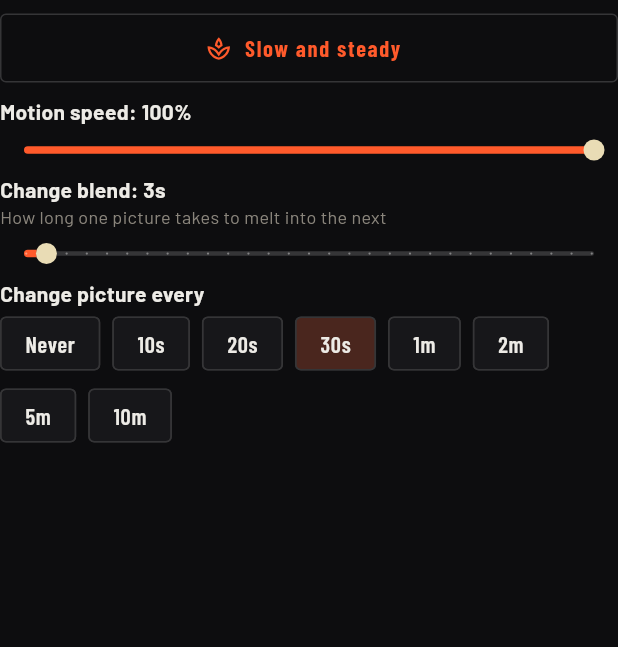
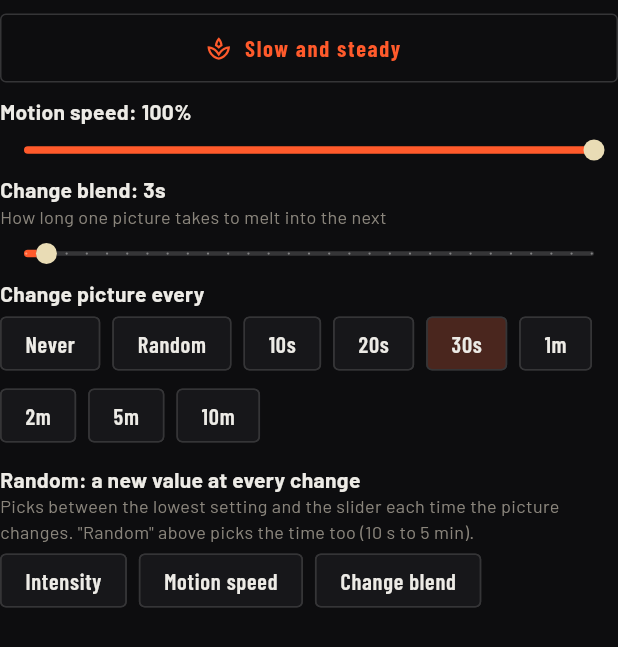
Before and after one commit to ben-clift/com.benclift.beatdeck.test, a Flutter app: the MilkdropPaceControls widget shown alone on an empty page, opened directly, on a phone screen of 412 x 824 dp. Shown: the top 647 px of the screen. Run offline on Flutter 3.47's test engine with Material 3 defaults, Android fonts, the phone set to English and light mode, and no system bars; our stand-ins replace file_picker, permission_handler, share_plus, shared_preferences, sqflite and 1 more; missing offline and left inert: dart:ffi, google_mlkit_text_recognition; accounts and stored records are empty.

Commit message:
MilkDrop: random change timer and random switches for intensity, speed and blend
Co-Authored-By: Claude Sonnet 5.5 <noreply@anthropic.com>
Claude-Session: https://claude.ai/code/session_01YCEXcpfh8wfrHWBo8r93aE

```diff
--- a/lib/ui/milkdrop_view.dart
+++ b/lib/ui/milkdrop_view.dart
@@ -37,6 +37,11 @@ class MilkdropSettings extends ChangeNotifier {
   /// How fast the pictures move, 0.1 (very slow) .. 1 (normal).
   double speed = 1.0;
 
+  /// Random: a new value at every change of picture, up to the slider's setting.
+  bool randSpeed = false;
+  bool randFade = false;
+  bool randIntensity = false;
+
   /// Seconds a change from one picture to the next takes.
   int fade = 3;
 
@@ -57,6 +62,9 @@ class MilkdropSettings extends ChangeNotifier {
       flipV = p.getBool('md_flip_v') ?? false;
       blend = p.getBool('md_blend') ?? true;
       speed = p.getDouble('md_speed') ?? 1.0;
+      randSpeed = p.getBool('md_rand_speed') ?? false;
+      randFade = p.getBool('md_rand_fade') ?? false;
+      randIntensity = p.getBool('md_rand_int') ?? false;
       fade = p.getInt('md_fade') ?? 3;
       preset = p.getString('md_preset');
       notifyListeners();
@@ -74,6 +82,9 @@ class MilkdropSettings extends ChangeNotifier {
       await p.setBool('md_flip_v', flipV);
       await p.setBool('md_blend', blend);
       await p.setDouble('md_speed', speed);
+      await p.setBool('md_rand_speed', randSpeed);
+      await p.setBool('md_rand_fade', randFade);
+      await p.setBool('md_rand_int', randIntensity);
       await p.setInt('md_fade', fade);
       if (preset == null) {
         await p.remove('md_preset');
@@ -83,7 +94,7 @@ class MilkdropSettings extends ChangeNotifier {
     } catch (_) {}
   }
 
-  void set({double? i, int? fpsV, double? dimV, int? auto, String? pick, bool shuffle = false, bool? flipHV, bool? flipVV, bool? blendV, double? speedV, int? fadeV}) {
+  void set({double? i, int? fpsV, double? dimV, int? auto, String? pick, bool shuffle = false, bool? flipHV, bool? flipVV, bool? blendV, double? speedV, int? fadeV, bool? randSpeedV, bool? randFadeV, bool? randIntensityV}) {
     if (i != null) intensity = i;
     if (auto != null) autoSecs = auto;
     if (fpsV != null) fps = fpsV;
@@ -93,6 +104,9 @@ class MilkdropSettings extends ChangeNotifier {
     if (blendV != null) blend = blendV;
     if (speedV != null) speed = speedV;
     if (fadeV != null) fade = fadeV;
+    if (randSpeedV != null) randSpeed = randSpeedV;
+    if (randFadeV != null) randFade = randFadeV;
+    if (randIntensityV != null) randIntensity = randIntensityV;
     if (pick != null) preset = pick;
     if (shuffle) preset = null;
     notifyListeners();
@@ -123,6 +137,7 @@ String milkdropSettingsJs(MilkdropSettings m) {
       'window.setFlip&&window.setFlip(${m.flipH},${m.flipV});'
       'window.setBlend&&window.setBlend(${m.blend});'
       'window.setPace&&window.setPace(${m.speed.toStringAsFixed(2)},${m.fade});'
+      'window.setRandom&&window.setRandom(${m.randSpeed},${m.randFade},${m.randIntensity});'
       'window.loadName&&window.loadName(${jsonEncode(m.preset)});';
 }
 
@@ -220,12 +235,12 @@ class _MilkdropViewState extends State<MilkdropView> {
 class MilkdropPaceControls extends StatelessWidget {
   const MilkdropPaceControls({super.key});
 
-  static String _t(int s) => s == 0 ? 'Never' : s < 60 ? '${s}s' : '${s ~/ 60}m';
+  static String _t(int s) => s == 0 ? 'Never' : s < 0 ? 'Random' : s < 60 ? '${s}s' : '${s ~/ 60}m';
 
   @override
   Widget build(BuildContext context) {
     final m = MilkdropSettings.instance;
-    const secs = [0, 10, 20, 30, 60, 120, 300, 600];
+    const secs = [0, -1, 10, 20, 30, 60, 120, 300, 600];
     return Column(crossAxisAlignment: CrossAxisAlignment.stretch, children: [
       Padding(
         padding: const EdgeInsets.only(top: 8),
@@ -245,6 +260,15 @@ class MilkdropPaceControls extends StatelessWidget {
       Wrap(spacing: 8, children: [
         for (final s in secs) ChoiceChip(label: Text(_t(s)), selected: m.autoSecs == s, onSelected: (_) => m.set(auto: s)),
       ]),
+      const SizedBox(height: 8),
+      const Text('Random: a new value at every change', style: TextStyle(fontWeight: FontWeight.w700)),
+      const Text('Picks between the lowest setting and the slider each time the picture changes. "Random" above picks the time too (10 s to 5 min).',
+          style: TextStyle(fontSize: 12, color: Color(0xFF8A857C))),
+      Wrap(spacing: 8, children: [
+        FilterChip(label: const Text('Intensity'), selected: m.randIntensity, onSelected: (v) => m.set(randIntensityV: v)),
+        FilterChip(label: const Text('Motion speed'), selected: m.randSpeed, onSelected: (v) => m.set(randSpeedV: v)),
+        FilterChip(label: const Text('Change blend'), selected: m.randFade, onSelected: (v) => m.set(randFadeV: v)),
+      ]),
     ]);
   }
 }
```
Also changed, not shown: 3 other files.
